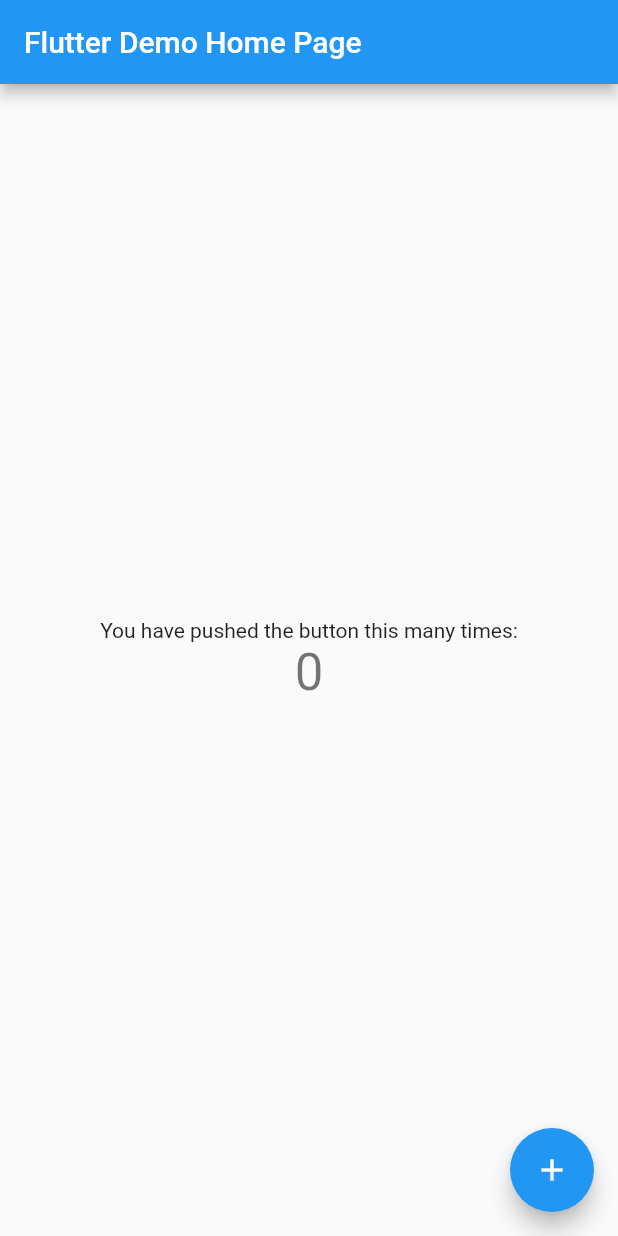
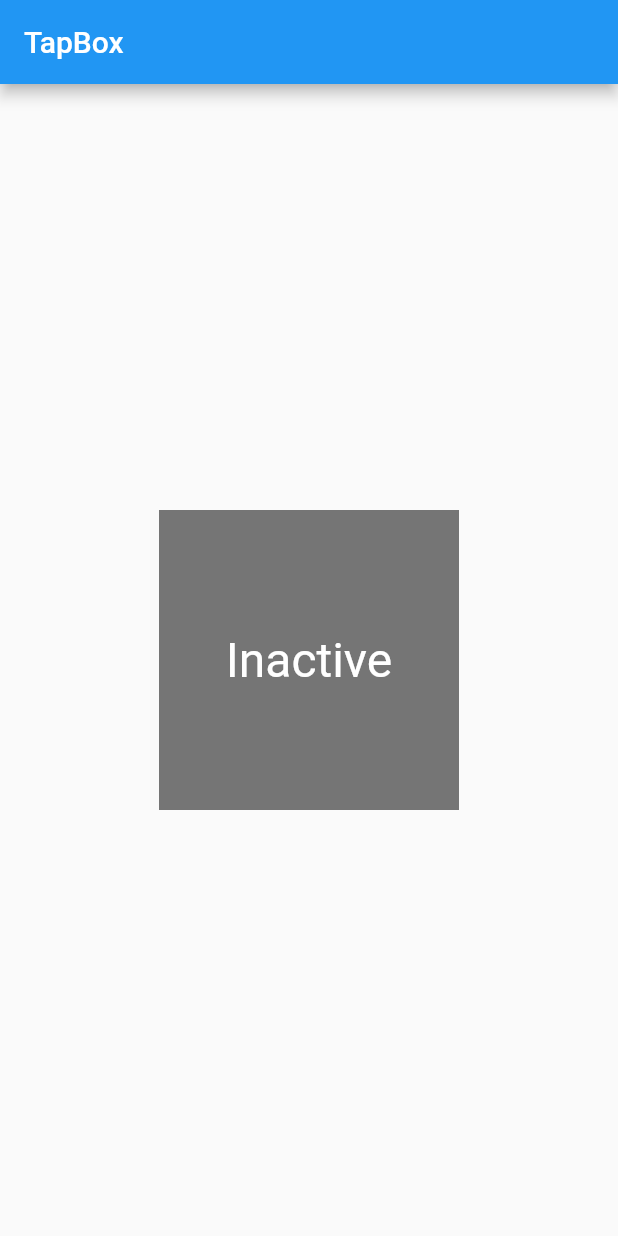
Before and after one commit to marumimumemo/statefulwidget_state_active, a Flutter app: the screen it shows after launch, on a phone screen of 412 x 824 dp. Run offline on Flutter 3.47's test engine with Material 2 defaults, Android fonts, the phone set to English and light mode, and no system bars.

Commit message:
ウィジェット自身で状態を管理するパターン

```diff
--- a/lib/main.dart
+++ b/lib/main.dart
@@ -1,117 +1,46 @@
 import 'package:flutter/material.dart';
 
-void main() {
-  runApp(MyApp());
+void main() => runApp(MaterialApp(
+  title: 'Navigation',
+  home: Scaffold(
+    appBar: AppBar(
+      title: Text('TapBox'),
+    ),
+    body: Center(
+      child: TapBoxA(),
+    ),
+  ),
+));
+
+class TapBoxA extends StatefulWidget {
+  @override
+  _TapBoxAState createState() => _TapBoxAState();
 }
 
-class MyApp extends StatelessWidget {
-  // This widget is the root of your application.
+class _TapBoxAState extends State<TapBoxA> {
+  bool _active =false;
+
   @override
-  Widget build(BuildContext context) {
-    return MaterialApp(
-      title: 'Flutter Demo',
-      theme: ThemeData(
-        // This is the theme of your application.
-        //
-        // Try running your application with "flutter run". You'll see the
-        // application has a blue toolbar. Then, without quitting the app, try
-        // changing the primarySwatch below to Colors.green and then invoke
-        // "hot reload" (press "r" in the console where you ran "flutter run",
-        // or simply save your changes to "hot reload" in a Flutter IDE).
-        // Notice that the counter didn't reset back to zero; the application
-        // is not restarted.
-        primarySwatch: Colors.blue,
-        // This makes the visual density adapt to the platform that you run
-        // the app on. For desktop platforms, the controls will be smaller and
-        // closer together (more dense) than on mobile platforms.
-        visualDensity: VisualDensity.adaptivePlatformDensity,
+  Widget build(BuildContext context) => GestureDetector(
+    onTap: _handleTap,
+    child: Container(
+      child: Center(
+        child: Text(
+          _active ? 'Active' : 'Inactive',
+          style: TextStyle(fontSize: 32.0, color: Colors.white),
+        ),
       ),
-      home: MyHomePage(title: 'Flutter Demo Home Page'),
-    );
+      width: 200.0,
+      height: 200.0,
+      decoration: BoxDecoration(
+        color: _active ? Colors.lightGreen[700] : Colors.grey[600],
+      ),
+    ),
+  );
+
+  void _handleTap() {
+    setState(() {
+      _active = !_active;
+    });
   }
 }
-
-class MyHomePage extends StatefulWidget {
-  MyHomePage({Key key, this.title}) : super(key: key);
-
-  // This widget is the home page of your application. It is stateful, meaning
-  // that it has a State object (defined below) that contains fields that affect
-  // how it looks.
-
-  // This class is the configuration for the state. It holds the values (in this
-  // case the title) provided by the parent (in this case the App widget) and
-  // used by the build method of the State. Fields in a Widget subclass are
-  // always marked "final".
-
-  final String title;
-
-  @override
-  _MyHomePageState createState() => _MyHomePageState();
-}
-
-class _MyHomePageState extends State<MyHomePage> {
-  int _counter = 0;
-
-  void _incrementCounter() {
-    setState(() {
-      // This call to setState tells the Flutter framework that something has
-      // changed in this State, which causes it to rerun the build method below
-      // so that the display can reflect the updated values. If we changed
-      // _counter without calling setState(), then the build method would not be
-      // called again, and so nothing would appear to happen.
-      _counter++;
-    });
-  }
-
-  @override
-  Widget build(BuildContext context) {
-    // This method is rerun every time setState is called, for instance as done
-    // by the _incrementCounter method above.
-    //
-    // The Flutter framework has been optimized to make rerunning build methods
-    // fast, so that you can just rebuild anything that needs updating rather
-    // than having to individually change instances of widgets.
-    return Scaffold(
-      appBar: AppBar(
-        // Here we take the value from the MyHomePage object that was created by
-        // the App.build method, and use it to set our appbar title.
-        title: Text(widget.title),
-      ),
-      body: Center(
-        // Center is a layout widget. It takes a single child and positions it
-        // in the middle of the parent.
-        child: Column(
-          // Column is also a layout widget. It takes a list of children and
-          // arranges them vertically. By default, it sizes itself to fit its
-          // children horizontally, and tries to be as tall as its parent.
-          //
-          // Invoke "debug painting" (press "p" in the console, choose the
-          // "Toggle Debug Paint" action from the Flutter Inspector in Android
-          // Studio, or the "Toggle Debug Paint" command in Visual Studio Code)
-          // to see the wireframe for each widget.
-          //
-          // Column has various properties to control how it sizes itself and
-          // how it positions its children. Here we use mainAxisAlignment to
-          // center the children vertically; the main axis here is the vertical
-          // axis because Columns are vertical (the cross axis would be
-          // horizontal).
-          mainAxisAlignment: MainAxisAlignment.center,
-          children: <Widget>[
-            Text(
-              'You have pushed the button this many times:',
-            ),
-            Text(
-              '$_counter',
-              style: Theme.of(context).textTheme.headline4,
-            ),
-          ],
-        ),
-      ),
-      floatingActionButton: FloatingActionButton(
-        onPressed: _incrementCounter,
-        tooltip: 'Increment',
-        child: Icon(Icons.add),
-      ), // This trailing comma makes auto-formatting nicer for build methods.
-    );
-  }
-}
```
